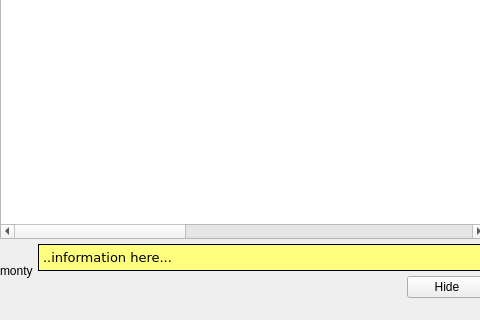
The window that uman/src/QUMainWindow.ui (UltraStar-Deluxe/UltraStar-Manager) describes before a commit, drawn with Qt 5; both pictures show x 0 to 480 and y 198 to 518 of the 979 by 518 pixel window.
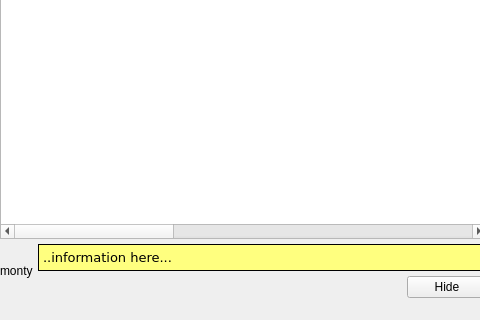
The same window after the commit. Icons and pictures are not drawn. Custom widgets are drawn as their Qt base class.

Commit message: - new column: unused files

```diff
--- a/uman/src/QUMainWindow.ui
+++ b/uman/src/QUMainWindow.ui
@@ -81,7 +81,7 @@
            <bool>false</bool>
           </property>
           <property name="columnCount" >
-           <number>13</number>
+           <number>14</number>
           </property>
           <column>
            <property name="text" >
@@ -148,6 +148,11 @@
             <string>13</string>
            </property>
           </column>
+          <column>
+           <property name="text" >
+            <string>14</string>
+           </property>
+          </column>
          </widget>
         </item>
         <item>
```
Left out of the diff: 2 changed lines with no effect on the pictures. The commit also changes 6 other files.
